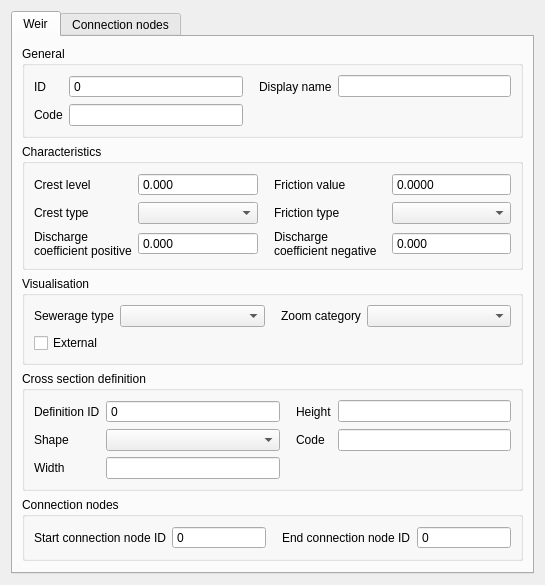
First picture: the form in threedi_model_builder/forms/ui/weir.ui, repository nens/threedi-schematisation-editor, before the edit.
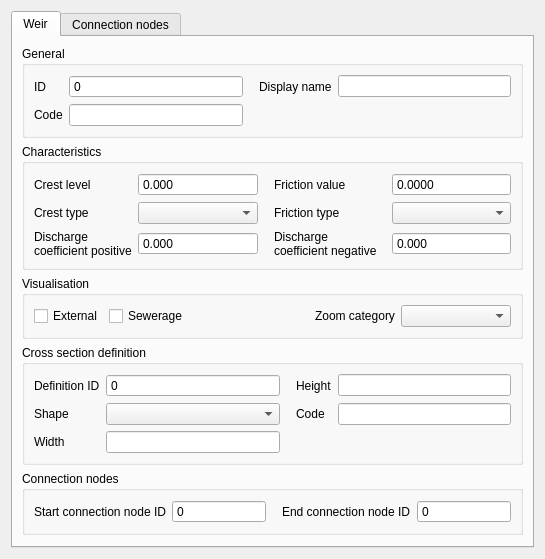
Second picture: the form after the edit. Custom widgets are drawn as their Qt base class.

What changed in the file:
```diff
--- a/threedi_model_builder/forms/ui/weir.ui
+++ b/threedi_model_builder/forms/ui/weir.ui
@@ -718,7 +718,40 @@
           <string>Visualisation</string>
          </property>
          <layout class="QGridLayout" name="gridLayout_5">
+          <item row="0" column="4">
+           <widget class="QComboBox" name="zoom_category">
+            <property name="sizePolicy">
+             <sizepolicy hsizetype="Expanding" vsizetype="Fixed">
+              <horstretch>0</horstretch>
+              <verstretch>0</verstretch>
+             </sizepolicy>
+            </property>
+            <property name="locale">
+             <locale language="English" country="UnitedStates"/>
+            </property>
+           </widget>
+          </item>
           <item row="0" column="2">
+           <spacer name="horizontalSpacer">
+            <property name="orientation">
+             <enum>Qt::Horizontal</enum>
+            </property>
+            <property name="sizeHint" stdset="0">
+             <size>
+              <width>40</width>
+              <height>20</height>
+             </size>
+            </property>
+           </spacer>
+          </item>
+          <item row="0" column="1">
+           <widget class="QCheckBox" name="sewerage">
+            <property name="text">
+             <string>Sewerage</string>
+            </property>
+           </widget>
+          </item>
+          <item row="0" column="3">
            <widget class="QLabel" name="label_16">
             <property name="locale">
              <locale language="English" country="UnitedStates"/>
@@ -735,48 +768,6 @@
            </widget>
           </item>
           <item row="0" column="0">
-           <widget class="QLabel" name="label_51">
-            <property name="locale">
-             <locale language="English" country="UnitedStates"/>
-            </property>
-            <property name="text">
-             <string>Sewerage type</string>
-            </property>
-            <property name="alignment">
-             <set>Qt::AlignLeading|Qt::AlignLeft|Qt::AlignVCenter</set>
-            </property>
-           </widget>
-          </item>
-          <item row="0" column="3">
-           <widget class="QComboBox" name="zoom_category">
-            <property name="sizePolicy">
-             <sizepolicy hsizetype="Expanding" vsizetype="Fixed">
-              <horstretch>0</horstretch>
-              <verstretch>0</verstretch>
-             </sizepolicy>
-            </property>
-            <property name="locale">
-             <locale language="English" country="UnitedStates"/>
-            </property>
-           </widget>
-          </item>
-          <item row="0" column="1">
-           <widget class="QComboBox" name="sewerage_type">
-            <property name="sizePolicy">
-             <sizepolicy hsizetype="Expanding" vsizetype="Fixed">
-              <horstretch>0</horstretch>
-              <verstretch>0</verstretch>
-             </sizepolicy>
-            </property>
-            <property name="locale">
-             <locale language="English" country="UnitedStates"/>
-            </property>
-            <property name="inputMethodHints">
-             <set>Qt::ImhNone</set>
-            </property>
-           </widget>
-          </item>
-          <item row="1" column="0">
            <widget class="QCheckBox" name="external">
             <property name="text">
              <string>External</string>
```
